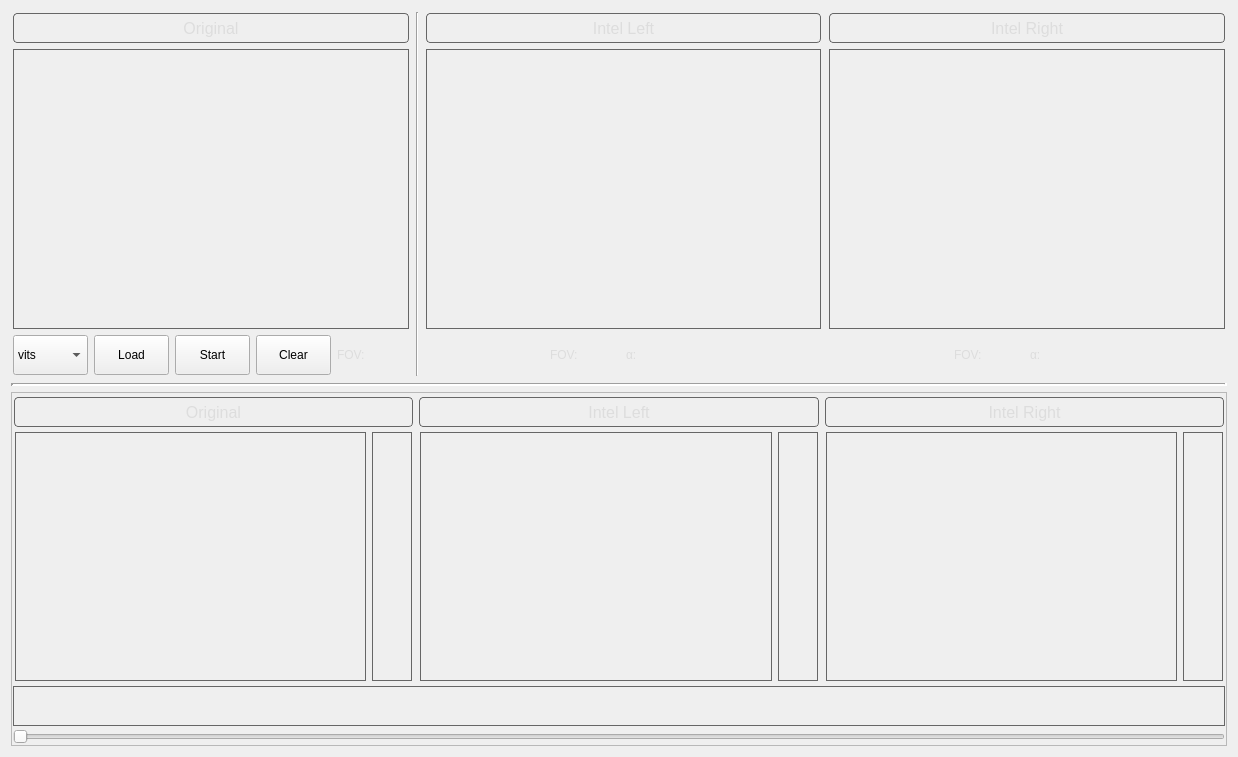
Qt form ui/interface0.ui (RaykiDan/DEPC) before a commit.
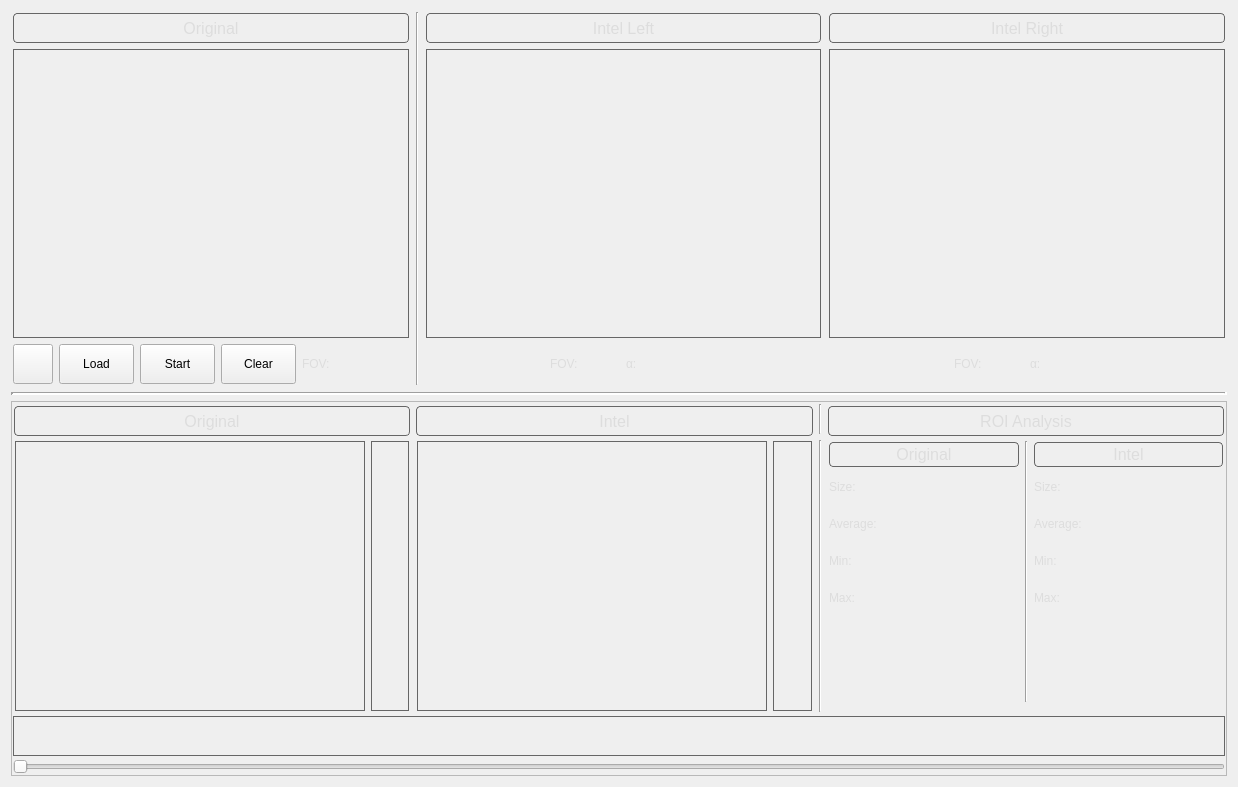
The same form after that commit. Icons and pictures are not drawn. Custom widgets are drawn as their Qt base class.

Commit message: add ROI and setting window + UI

Diff of the .ui file:
```diff
--- a/ui/interface0.ui
+++ b/ui/interface0.ui
@@ -7,7 +7,7 @@
     <x>0</x>
     <y>0</y>
     <width>1234</width>
-    <height>757</height>
+    <height>787</height>
    </rect>
   </property>
   <property name="windowTitle">
@@ -146,34 +146,35 @@
              <number>0</number>
             </property>
             <item>
-             <widget class="QComboBox" name="encoderBox">
+             <widget class="PushButton" name="settingButton">
               <property name="minimumSize">
                <size>
-                <width>75</width>
-                <height>35</height>
+                <width>40</width>
+                <height>40</height>
                </size>
               </property>
               <property name="maximumSize">
                <size>
-                <width>65</width>
+                <width>40</width>
                 <height>40</height>
                </size>
               </property>
-              <item>
-               <property name="text">
-                <string>vits</string>
-               </property>
-              </item>
-              <item>
-               <property name="text">
-                <string>vitb</string>
-               </property>
-              </item>
-              <item>
-               <property name="text">
-                <string>vitl</string>
-               </property>
-              </item>
+              <property name="autoFillBackground">
+               <bool>false</bool>
+              </property>
+              <property name="text">
+               <string/>
+              </property>
+              <property name="icon">
+               <iconset>
+                <normaloff>../assets/settings.png</normaloff>../assets/settings.png</iconset>
+              </property>
+              <property name="iconSize">
+               <size>
+                <width>20</width>
+                <height>20</height>
+               </size>
+              </property>
              </widget>
             </item>
             <item>
@@ -722,78 +723,6 @@
            </property>
           </widget>
          </item>
-         <item row="0" column="1">
-          <widget class="QLabel" name="depthLabelIntel">
-           <property name="minimumSize">
-            <size>
-             <width>390</width>
-             <height>30</height>
-            </size>
-           </property>
-           <property name="maximumSize">
-            <size>
-             <width>700</width>
-             <height>25</height>
-            </size>
-           </property>
-           <property name="font">
-            <font>
-             <pointsize>12</pointsize>
-            </font>
-           </property>
-           <property name="styleSheet">
-            <string notr="true">border-radius:4px;
-border: 1px solid #666666;
-color: #DDDDDD;
-</string>
-           </property>
-           <property name="frameShape">
-            <enum>QFrame::Box</enum>
-           </property>
-           <property name="text">
-            <string>Intel Left</string>
-           </property>
-           <property name="alignment">
-            <set>Qt::AlignCenter</set>
-           </property>
-          </widget>
-         </item>
-         <item row="0" column="2">
-          <widget class="QLabel" name="depthLabelIntel_2">
-           <property name="minimumSize">
-            <size>
-             <width>390</width>
-             <height>30</height>
-            </size>
-           </property>
-           <property name="maximumSize">
-            <size>
-             <width>700</width>
-             <height>25</height>
-            </size>
-           </property>
-           <property name="font">
-            <font>
-             <pointsize>12</pointsize>
-            </font>
-           </property>
-           <property name="styleSheet">
-            <string notr="true">border-radius:4px;
-border: 1px solid #666666;
-color: #DDDDDD;
-</string>
-           </property>
-           <property name="frameShape">
-            <enum>QFrame::Box</enum>
-           </property>
-           <property name="text">
-            <string>Intel Right</string>
-           </property>
-           <property name="alignment">
-            <set>Qt::AlignCenter</set>
-           </property>
-          </widget>
-         </item>
          <item row="1" column="0">
           <widget class="QWidget" name="widget_5" native="true">
            <layout class="QHBoxLayout" name="horizontalLayout_2">
@@ -871,6 +800,78 @@
            </layout>
           </widget>
          </item>
+         <item row="0" column="3">
+          <widget class="QLabel" name="roiLabel">
+           <property name="minimumSize">
+            <size>
+             <width>390</width>
+             <height>30</height>
+            </size>
+           </property>
+           <property name="maximumSize">
+            <size>
+             <width>700</width>
+             <height>25</height>
+            </size>
+           </property>
+           <property name="font">
+            <font>
+             <pointsize>12</pointsize>
+            </font>
+           </property>
+           <property name="styleSheet">
+            <string notr="true">border-radius:4px;
+border: 1px solid #666666;
+color: #DDDDDD;
+</string>
+           </property>
+           <property name="frameShape">
+            <enum>QFrame::Box</enum>
+           </property>
+           <property name="text">
+            <string>ROI Analysis</string>
+           </property>
+           <property name="alignment">
+            <set>Qt::AlignCenter</set>
+           </property>
+          </widget>
+         </item>
+         <item row="0" column="1">
+          <widget class="QLabel" name="depthLabelIntel">
+           <property name="minimumSize">
+            <size>
+             <width>390</width>
+             <height>30</height>
+            </size>
+           </property>
+           <property name="maximumSize">
+            <size>
+             <width>700</width>
+             <height>25</height>
+            </size>
+           </property>
+           <property name="font">
+            <font>
+             <pointsize>12</pointsize>
+            </font>
+           </property>
+           <property name="styleSheet">
+            <string notr="true">border-radius:4px;
+border: 1px solid #666666;
+color: #DDDDDD;
+</string>
+           </property>
+           <property name="frameShape">
+            <enum>QFrame::Box</enum>
+           </property>
+           <property name="text">
+            <string>Intel</string>
+           </property>
+           <property name="alignment">
+            <set>Qt::AlignCenter</set>
+           </property>
+          </widget>
+         </item>
          <item row="1" column="1">
           <widget class="QWidget" name="widget_6" native="true">
            <layout class="QHBoxLayout" name="horizontalLayout_3">
@@ -948,7 +949,7 @@
            </layout>
           </widget>
          </item>
-         <item row="1" column="2">
+         <item row="1" column="3">
           <widget class="QWidget" name="widget_7" native="true">
            <layout class="QHBoxLayout" name="horizontalLayout_4">
             <property name="leftMargin">
@@ -964,67 +965,366 @@
              <number>1</number>
             </property>
             <item>
-             <widget class="DepthLabel" name="depthFrameIntel_2">
-              <property name="minimumSize">
-               <size>
-                <width>350</width>
-                <height>225</height>
-               </size>
-              </property>
-              <property name="maximumSize">
-               <size>
-                <width>700</width>
-                <height>400</height>
-               </size>
-              </property>
-              <property name="layoutDirection">
-               <enum>Qt::LeftToRight</enum>
-              </property>
-              <property name="styleSheet">
-               <string notr="true">border: 1px solid #666666;
-color: #C8C8C8;
+             <widget class="QFrame" name="horizontalFrame">
+              <layout class="QHBoxLayout" name="horizontalLayout_14">
+               <property name="leftMargin">
+                <number>0</number>
+               </property>
+               <property name="topMargin">
+                <number>0</number>
+               </property>
+               <property name="rightMargin">
+                <number>0</number>
+               </property>
+               <item>
+                <widget class="QFrame" name="verticalFrame_7">
+                 <layout class="QVBoxLayout" name="verticalLayout_18">
+                  <property name="spacing">
+                   <number>1</number>
+                  </property>
+                  <property name="leftMargin">
+                   <number>0</number>
+                  </property>
+                  <property name="topMargin">
+                   <number>0</number>
+                  </property>
+                  <property name="rightMargin">
+                   <number>0</number>
+                  </property>
+                  <property name="bottomMargin">
+                   <number>85</number>
+                  </property>
+                  <item>
+                   <widget class="QLabel" name="roiCam">
+                    <property name="minimumSize">
+                     <size>
+                      <width>175</width>
+                      <height>25</height>
+                     </size>
+                    </property>
+                    <property name="maximumSize">
+                     <size>
+                      <width>450</width>
+                      <height>25</height>
+                     </size>
+                    </property>
+                    <property name="font">
+                     <font>
+                      <pointsize>12</pointsize>
+                     </font>
+                    </property>
+                    <property name="styleSheet">
+                     <string notr="true">border-radius:4px;
+border: 1px solid #666666;
+color: #DDDDDD;
 </string>
-              </property>
-              <property name="frameShape">
-               <enum>QFrame::Box</enum>
-              </property>
-              <property name="text">
-               <string/>
-              </property>
-              <property name="alignment">
-               <set>Qt::AlignCenter</set>
-              </property>
-             </widget>
-            </item>
-            <item>
-             <widget class="QLabel" name="depthRulerIntel_2">
-              <property name="minimumSize">
-               <size>
-                <width>35</width>
-                <height>225</height>
-               </size>
-              </property>
-              <property name="maximumSize">
-               <size>
-                <width>40</width>
-                <height>400</height>
-               </size>
-              </property>
-              <property name="styleSheet">
-               <string notr="true">border: 1px solid #666666;
+                    </property>
+                    <property name="frameShape">
+                     <enum>QFrame::Box</enum>
+                    </property>
+                    <property name="text">
+                     <string>Original</string>
+                    </property>
+                    <property name="alignment">
+                     <set>Qt::AlignCenter</set>
+                    </property>
+                   </widget>
+                  </item>
+                  <item>
+                   <widget class="QLabel" name="sizeCam">
+                    <property name="minimumSize">
+                     <size>
+                      <width>175</width>
+                      <height>35</height>
+                     </size>
+                    </property>
+                    <property name="maximumSize">
+                     <size>
+                      <width>450</width>
+                      <height>35</height>
+                     </size>
+                    </property>
+                    <property name="styleSheet">
+                     <string notr="true">color: #DDDDDD;
 </string>
-              </property>
-              <property name="frameShape">
-               <enum>QFrame::Box</enum>
-              </property>
-              <property name="text">
-               <string/>
-              </property>
+                    </property>
+                    <property name="text">
+                     <string>Size:</string>
+                    </property>
+                    <property name="textFormat">
+                     <enum>Qt::AutoText</enum>
+                    </property>
+                   </widget>
+                  </item>
+                  <item>
+                   <widget class="QLabel" name="averageCam">
+                    <property name="minimumSize">
+                     <size>
+                      <width>175</width>
+                      <height>35</height>
+                     </size>
+                    </property>
+                    <property name="maximumSize">
+                     <size>
+                      <width>450</width>
+                      <height>35</height>
+                     </size>
+                    </property>
+                    <property name="styleSheet">
+                     <string notr="true">color: #DDDDDD;
+</string>
+                    </property>
+                    <property name="text">
+                     <string>Average:</string>
+                    </property>
+                    <property name="textFormat">
+                     <enum>Qt::AutoText</enum>
+                    </property>
+                   </widget>
+                  </item>
+                  <item>
+                   <widget class="QLabel" name="minCam">
+                    <property name="minimumSize">
+                     <size>
+                      <width>175</width>
+                      <height>35</height>
+                     </size>
+                    </property>
+                    <property name="maximumSize">
+                     <size>
+                      <width>450</width>
+                      <height>35</height>
+                     </size>
+                    </property>
+                    <property name="styleSheet">
+                     <string notr="true">color: #DDDDDD;
+</string>
+                    </property>
+                    <property name="text">
+                     <string>Min:</string>
+                    </property>
+                    <property name="textFormat">
+                     <enum>Qt::AutoText</enum>
+                    </property>
+                   </widget>
+                  </item>
+                  <item>
+                   <widget class="QLabel" name="maxCam">
+                    <property name="minimumSize">
+                     <size>
+                      <width>175</width>
+                      <height>35</height>
+                     </size>
+                    </property>
+                    <property name="maximumSize">
+                     <size>
+                      <width>450</width>
+                      <height>35</height>
+                     </size>
+                    </property>
+                    <property name="styleSheet">
+                     <string notr="true">color: #DDDDDD;
+</string>
+                    </property>
+                    <property name="text">
+                     <string>Max:</string>
+                    </property>
+                    <property name="textFormat">
+                     <enum>Qt::AutoText</enum>
+                    </property>
+                   </widget>
+                  </item>
+                 </layout>
+                </widget>
+               </item>
+               <item>
+                <widget class="Line" name="line_3">
+                 <property name="orientation">
+                  <enum>Qt::Vertical</enum>
+                 </property>
+                </widget>
+               </item>
+               <item>
+                <widget class="QFrame" name="verticalFrame_8">
+                 <layout class="QVBoxLayout" name="verticalLayout_19">
+                  <property name="spacing">
+                   <number>1</number>
+                  </property>
+                  <property name="leftMargin">
+                   <number>0</number>
+                  </property>
+                  <property name="topMargin">
+                   <number>0</number>
+                  </property>
+                  <property name="rightMargin">
+                   <number>0</number>
+                  </property>
+                  <property name="bottomMargin">
+                   <number>85</number>
+                  </property>
+                  <item>
+                   <widget class="QLabel" name="roiIntel">
+                    <property name="minimumSize">
+                     <size>
+                      <width>175</width>
+                      <height>25</height>
+                     </size>
+                    </property>
+                    <property name="maximumSize">
+                     <size>
+                      <width>450</width>
+                      <height>25</height>
+                     </size>
+                    </property>
+                    <property name="font">
+                     <font>
+                      <pointsize>12</pointsize>
+                     </font>
+                    </property>
+                    <property name="styleSheet">
+                     <string notr="true">border-radius:4px;
+border: 1px solid #666666;
+color: #DDDDDD;
+</string>
+                    </property>
+                    <property name="frameShape">
+                     <enum>QFrame::Box</enum>
+                    </property>
+                    <property name="text">
+                     <string>Intel</string>
+                    </property>
+                    <property name="alignment">
+                     <set>Qt::AlignCenter</set>
+                    </property>
+                   </widget>
+                  </item>
+                  <item>
+                   <widget class="QLabel" name="sizeIntel">
+                    <property name="minimumSize">
+                     <size>
+                      <width>175</width>
+                      <height>35</height>
+                     </size>
+                    </property>
+                    <property name="maximumSize">
+                     <size>
+                      <width>450</width>
+                      <height>35</height>
+                     </size>
+                    </property>
+                    <property name="styleSheet">
+                     <string notr="true">color: #DDDDDD;
+</string>
+                    </property>
+                    <property name="text">
+                     <string>Size:</string>
+                    </property>
+                    <property name="textFormat">
+                     <enum>Qt::AutoText</enum>
+                    </property>
+                   </widget>
+                  </item>
+                  <item>
+                   <widget class="QLabel" name="averageIntel">
+                    <property name="minimumSize">
+                     <size>
+                      <width>175</width>
+                      <height>35</height>
+                     </size>
+                    </property>
+                    <property name="maximumSize">
+                     <size>
+                      <width>450</width>
+                      <height>35</height>
+                     </size>
+                    </property>
+                    <property name="styleSheet">
+                     <string notr="true">color: #DDDDDD;
+</string>
+                    </property>
+                    <property name="text">
+                     <string>Average:</string>
+                    </property>
+                    <property name="textFormat">
+                     <enum>Qt::AutoText</enum>
+                    </property>
+                   </widget>
+                  </item>
+                  <item>
+                   <widget class="QLabel" name="minIntel">
+                    <property name="minimumSize">
+                     <size>
+                      <width>175</width>
+                      <height>35</height>
+                     </size>
+                    </property>
+                    <property name="maximumSize">
+                     <size>
+                      <width>450</width>
+                      <height>35</height>
+                     </size>
+                    </property>
+                    <property name="styleSheet">
+                     <string notr="true">color: #DDDDDD;
+</string>
+                    </property>
+                    <property name="text">
+                     <string>Min:</string>
+                    </property>
+                    <property name="textFormat">
+                     <enum>Qt::AutoText</enum>
+                    </property>
+                   </widget>
+                  </item>
+                  <item>
+                   <widget class="QLabel" name="maxIntel">
+                    <property name="minimumSize">
+                     <size>
+                      <width>175</width>
+                      <height>35</height>
+                     </size>
+                    </property>
+                    <property name="maximumSize">
+                     <size>
+                      <width>450</width>
+                      <height>35</height>
+                     </size>
+                    </property>
+                    <property name="styleSheet">
+                     <string notr="true">color: #DDDDDD;
+</string>
+                    </property>
+                    <property name="text">
+                     <string>Max:</string>
+                    </property>
+                    <property name="textFormat">
+                     <enum>Qt::AutoText</enum>
+                    </property>
+                   </widget>
+                  </item>
+                 </layout>
+                </widget>
+               </item>
+              </layout>
              </widget>
             </item>
            </layout>
           </widget>
          </item>
+         <item row="0" column="2">
+          <widget class="Line" name="line_4">
+           <property name="orientation">
+            <enum>Qt::Vertical</enum>
+           </property>
+          </widget>
+         </item>
+         <item row="1" column="2">
+          <widget class="Line" name="line_5">
+           <property name="orientation">
+            <enum>Qt::Vertical</enum>
+           </property>
+          </widget>
+         </item>
         </layout>
        </widget>
       </item>
```
The commit also changes 39 other files.
